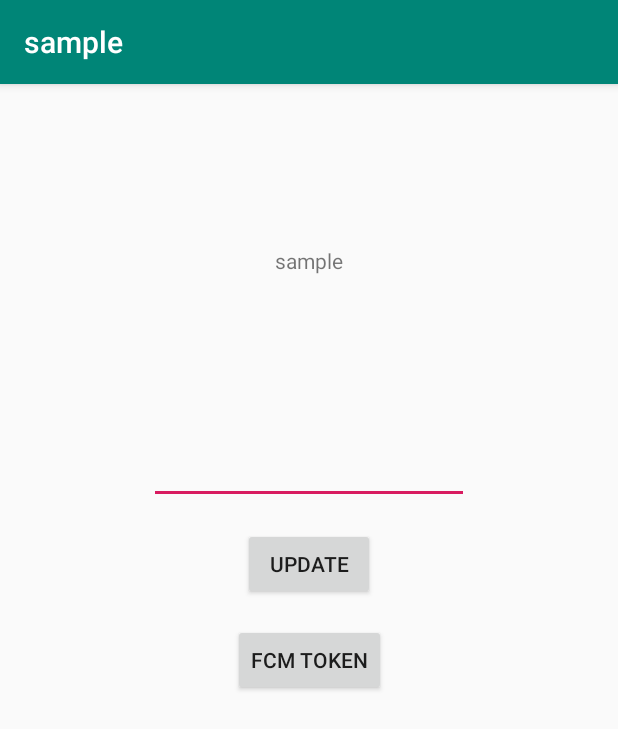
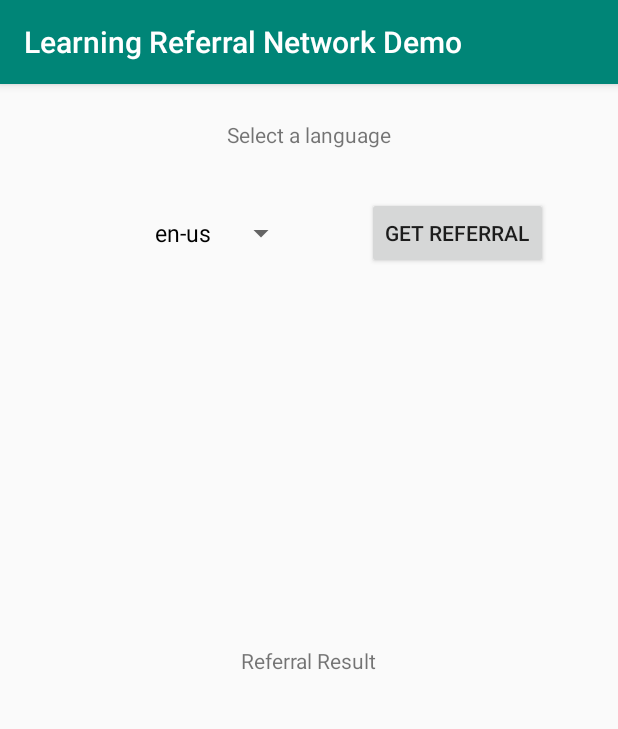
Before and after one commit to curiouslearning/LearningReferralNetwork, an Android app: the screen it shows after launch (MainActivity), on a phone screen of 412 x 824 dp. Shown: the top 729 px of the screen. Run offline under Robolectric (Android 15) with nearby library versions, the phone set to English and light mode, and no system bars; our stand-ins replace Firebase (no records; nobody signed in at launch, a user with empty details on screens opened directly), Volley; libraries missing offline, so code that uses them is left out: com.ryanharter.auto.

Commit message:
Migrated from Volley to Retrofit for HTTP client
Signed-off-by: Johnny Yip <jcyip@google.com>

```diff
--- /dev/null
+++ b/sample/android/app/src/main/java/com/curiouslearning/referralnetwork/android/sample/referral/ReferralApi.java
@@ -0,0 +1,17 @@
+package com.curiouslearning.referralnetwork.android.sample.referral;
+
+import com.curiouslearning.referralnetwork.android.sample.referral.model.ReferralItem;
+import com.curiouslearning.referralnetwork.android.sample.referral.model.ReferralRequest;
+import com.curiouslearning.referralnetwork.android.sample.referral.model.ReferralResponse;
+
+import java.util.List;
+
+import retrofit2.Call;
+import retrofit2.http.Body;
+import retrofit2.http.POST;
+import retrofit2.http.Query;
+
+public interface ReferralApi {
+    @POST("/api/v1/referral")
+    Call<ReferralResponse> requestReferral(@Body ReferralRequest body, @Query("key") String key);
+}
--- a/sample/android/app/src/main/java/com/curiouslearning/referralnetwork/android/sample/ui/main/MainFragment.java
+++ b/sample/android/app/src/main/java/com/curiouslearning/referralnetwork/android/sample/ui/main/MainFragment.java
@@ -3,45 +3,59 @@ package com.curiouslearning.referralnetwork.android.sample.ui.main;
 import androidx.lifecycle.Observer;
 import androidx.lifecycle.ViewModelProviders;
 
-import android.app.NotificationChannel;
-import android.app.NotificationManager;
-import android.os.Build;
 import android.os.Bundle;
 
 import androidx.annotation.NonNull;
 import androidx.annotation.Nullable;
 import androidx.fragment.app.Fragment;
+import okhttp3.OkHttpClient;
+import okhttp3.logging.HttpLoggingInterceptor;
+import retrofit2.Call;
+import retrofit2.Callback;
+import retrofit2.Response;
+import retrofit2.Retrofit;
+import retrofit2.converter.gson.GsonConverterFactory;
 
 import android.util.Log;
 import android.view.LayoutInflater;
 import android.view.View;
 import android.view.ViewGroup;
+import android.widget.ArrayAdapter;
 import android.widget.Button;
-import android.widget.EditText;
+import android.widget.Spinner;
 import android.widget.TextView;
-import android.widget.Toast;
 
+//import com.android.volley.Request;
+//import com.android.volley.RequestQueue;
+//import com.android.volley.VolleyError;
+//import com.android.volley.toolbox.JsonObjectRequest;
+//import com.android.volley.toolbox.Volley;
 import com.curiouslearning.referralnetwork.android.sample.R;
 
-import com.google.android.gms.tasks.OnCompleteListener;
-import com.google.android.gms.tasks.Task;
+import com.curiouslearning.referralnetwork.android.sample.referral.ReferralApi;
+import com.curiouslearning.referralnetwork.android.sample.referral.model.ApplicationInfo;
+import com.curiouslearning.referralnetwork.android.sample.referral.model.ReferralItem;
+import com.curiouslearning.referralnetwork.android.sample.referral.model.ReferralRequest;
+import com.curiouslearning.referralnetwork.android.sample.referral.model.ReferralResponse;
 import com.google.firebase.firestore.FirebaseFirestore;
-import com.google.firebase.iid.FirebaseInstanceId;
-import com.google.firebase.iid.InstanceIdResult;
+import com.google.gson.Gson;
+import com.google.gson.GsonBuilder;
+import com.ryanharter.auto.value.gson.AutoValueGsonTypeAdapterFactory;
 
-import java.util.Date;
-import java.util.HashMap;
-import java.util.Map;
+import org.json.JSONException;
+import org.json.JSONObject;
+
+import java.util.List;
 
 public class MainFragment extends Fragment {
 
     private static final String TAG = "MainFragment";
 
-    private static final String DEBUG_COLLECTION = "debug";
+    private static final String REFERRAL_URL = "https://referral-gateway-hj2cd4bxba-de.a.run.app";
 
     private MainViewModel mViewModel;
 
-    private EditText mProgressEditText;
+    private Spinner mLocaleDropdown;
     private TextView mTitleText;
 
     private FirebaseFirestore mFirestore;
@@ -61,78 +75,134 @@ public class MainFragment extends Fragment {
 
         View view = inflater.inflate(R.layout.main_fragment, container, false);
 
-        mFirestore = FirebaseFirestore.getInstance();
+        mTitleText = (TextView) view.findViewById(R.id.title);
+        mLocaleDropdown = (Spinner) view.findViewById(R.id.locale_selection);
+        final TextView textView = (TextView) view.findViewById(R.id.referral_result);
+        Button mReferralButton = (Button) view.findViewById(R.id.referral_button);
 
-        if (Build.VERSION.SDK_INT >= Build.VERSION_CODES.O) {
-            // Create channel to show notifications.
-            String channelId  = getString(R.string.default_notification_channel_id);
-            String channelName = getString(R.string.default_notification_channel_name);
-            NotificationManager notificationManager =
-                    getActivity().getSystemService(NotificationManager.class);
-            notificationManager.createNotificationChannel(new NotificationChannel(channelId,
-                    channelName, NotificationManager.IMPORTANCE_LOW));
-        }
+        //create a list of items for the spinner.
+        String[] items = new String[]{"en-us", "hi-IN"};
+        //create an adapter to describe how the items are displayed, adapters are used in several places in android.
+        //There are multiple variations of this, but this is the basic variant.
+        ArrayAdapter<String> adapter = new ArrayAdapter<>(view.getContext(), android.R.layout.simple_spinner_dropdown_item, items);
+        //set the spinners adapter to the previously created one.
+        mLocaleDropdown.setAdapter(adapter);
 
-        mTitleText = (TextView) view.findViewById(R.id.title);
-        mProgressEditText = (EditText) view.findViewById(R.id.progress_field);
-        Button mUpdateButton = (Button) view.findViewById(R.id.update_button);
-
-        mUpdateButton.setOnClickListener(new View.OnClickListener() {
+        mReferralButton.setOnClickListener(new View.OnClickListener() {
             @Override
             public void onClick(View v) {
-                Map<String, Object> map = new HashMap<>();
+                // Instantiate the RequestQueue. (Volley - obsolete)
+                // RequestQueue queue = Volley.newRequestQueue(v.getContext());
+                // TODO - DO NOT COMMIT WITH KEY!!
+                String locale = mLocaleDropdown.getSelectedItem().toString();
 
-                Date date = new Date();
-                map.put("timestamp", date.toString());
+                // Register type adapter so we can use AutoValue with Gson
+                GsonConverterFactory gsonConverterFactory = GsonConverterFactory.create(
+                        new GsonBuilder()
+                                .registerTypeAdapterFactory(new AutoValueGsonTypeAdapterFactory())
+                                .setLenient()
+                                .create());
 
-                // Add a new document with a generated ID
-                mFirestore.collection(DEBUG_COLLECTION)
-                        .document(mProgressEditText.getText().toString())
-                        .set(map)
-                        .addOnCompleteListener(getActivity(), new OnCompleteListener<Void>() {
-                            @Override
-                            public void onComplete(@NonNull Task<Void> task) {
-                                Log.d(TAG, "write:onComplete");
-                                if (!task.isSuccessful()) {
-                                    // TODO - figure out how to get application context so we can
-                                    //   display a Toast here for failure
-                                    Log.w(TAG, "write:onComplete:failed", task.getException());
-                                }
+                // OkHttp Client interceptor to log request and response data
+                HttpLoggingInterceptor logging = new HttpLoggingInterceptor();
+                logging.setLevel(HttpLoggingInterceptor.Level.BODY);
+                OkHttpClient httpClient = new OkHttpClient.Builder()
+                        .addInterceptor(logging)
+                        .build();
+
+                Retrofit retrofit = new Retrofit.Builder()
+                        .baseUrl(REFERRAL_URL)
+                        .addConverterFactory(gsonConverterFactory)
+                        .client(httpClient)
+                        .build();
+
+                ReferralApi api = retrofit.create(ReferralApi.class);
+                ReferralRequest body = ReferralRequest.builder()
+                        .setLocale("en-us")
+                        .setPackageName(v.getContext().getPackageName())
+                        .build();
+
+                Call<ReferralResponse> call = api.requestReferral(body, "AIzaSyCeeighDiDSqLHLfX2eTLg_s26iRpmdHyc");
+                call.enqueue(new Callback<ReferralResponse>() {
+                    @Override
+                    public void onResponse(Call<ReferralResponse> call, Response<ReferralResponse> response) {
+                        if (response.isSuccessful()) {
+                            Log.i(TAG, "post submitted to API." + response.body().toString());
+                            List<ReferralItem> referralItemList = response.body().items;
+                            for (ReferralItem item : referralItemList) {
+                                Log.i(TAG, item.toString());
                             }
-                        });
+                        } else {
+                            Log.e(TAG, response.errorBody().toString());
+                        }
+                    }
 
-                mProgressEditText.setText("");
-                Toast.makeText(getActivity(), "Writing to Firestore", Toast.LENGTH_SHORT).show();
+                    @Override
+                    public void onFailure(Call<ReferralResponse> call, Throwable t) {
+                        t.printStackTrace();
+                    }
+                });
+
+                // volley code
+//                JSONObject requestBody = new JSONObject();
+//                try {
+//                    requestBody.put("package_name", "com.akiliandme.curiousreader.differentplaces");
+//                    requestBody.put("locale", locale);
+//                } catch (JSONException e) {
+//                    textView.setText("Unable to create request body: " + e.getMessage());
+//                    return;
+//                }
+//
+//                JsonObjectRequest referralRequest = new JsonObjectRequest
+//                        (Request.Method.POST, REFERRAL_URL, requestBody, new Response.Listener<JSONObject>() {
+//
+//                            @Override
+//                            public void onResponse(JSONObject response) {
+//                                // Pretty print JSON for now
+//                                Gson gson = new GsonBuilder()
+//                                        .registerTypeAdapterFactory(
+//                                                new AutoValueGsonTypeAdapterFactory())
+//                                        .create();
+//                                ApplicationInfo app = gson.fromJson(response.toString(), ApplicationInfo.class);
+//                                textView.setText(app.toString());
+//                            }
+//                        }, new Response.ErrorListener() {
+//
+//                            @Override
+//                            public void onErrorResponse(VolleyError error) {
+//                                textView.setText("That didn't work!" + error.getMessage());
+//                            }
+//                        });
+//
+//                // Add the request to the RequestQueue.
+//                queue.add(referralRequest);
+
+
+//                Map<String, Object> map = new HashMap<>();
+//
+//                Date date = new Date();
+//                map.put("timestamp", date.toString());
+//
+//                // Add a new document with a generated ID
+//                mFirestore.collection(DEBUG_COLLECTION)
+//                        .document(mProgressEditText.getText().toString())
+//                        .set(map)
+//                        .addOnCompleteListener(getActivity(), new OnCompleteListener<Void>() {
+//                            @Override
+//                            public void onComplete(@NonNull Task<Void> task) {
+//                                Log.d(TAG, "write:onComplete");
+//                                if (!task.isSuccessful()) {
+//                                    // TODO - figure out how to get application context so we can
+//                                    //   display a Toast here for failure
+//                                    Log.w(TAG, "write:onComplete:failed", task.getException());
+//                                }
+//                            }
+//                        });
+//
+//                mProgressEditText.setText("");
+//                Toast.makeText(getActivity(), "Writing to Firestore", Toast.LENGTH_SHORT).show();
             }
         });
-
-        Button logTokenButton = view.findViewById(R.id.token_button);
-        logTokenButton.setOnClickListener(new View.OnClickListener() {
-            @Override
-            public void onClick(View v) {
-                // Get token
-                // [START retrieve_current_token]
-                FirebaseInstanceId.getInstance().getInstanceId()
-                        .addOnCompleteListener(new OnCompleteListener<InstanceIdResult>() {
-                            @Override
-                            public void onComplete(@NonNull Task<InstanceIdResult> task) {
-                                if (!task.isSuccessful()) {
-                                    Log.w(TAG, "getInstanceId failed", task.getException());
-                                    return;
-                                }
-
-                                // Get new Instance ID token
-                                String token = task.getResult().getToken();
-
-                                // Log and toast
-                                Log.d(TAG, token);
-                                Toast.makeText(getActivity(), token, Toast.LENGTH_SHORT).show();
-                            }
-                        });
-                // [END retrieve_current_token]
-            }
-        });
-
         return view;
     }
 
--- a/sample/android/app/src/main/java/com/curiouslearning/referralnetwork/android/sample/ui/main/MainViewModel.java
+++ b/sample/android/app/src/main/java/com/curiouslearning/referralnetwork/android/sample/ui/main/MainViewModel.java
@@ -25,33 +25,7 @@ public class MainViewModel extends ViewModel {
 
     public LiveData<String> getValue() {
         if (mValue == null) {
-            mValue = new MutableLiveData<String>();
-
-            // Query listener registration is only removed when the main
-            // activity is finished (onCleared)
-            FirebaseFirestore.getInstance()
-                    .collection(APPS_COLLECTION)
-                    .whereEqualTo("package_name", "com.android.app")
-                    .addSnapshotListener(new EventListener<QuerySnapshot>() {
-                        @Override
-                        public void onEvent(@Nullable QuerySnapshot snapshots,
-                                            @Nullable FirebaseFirestoreException e) {
-
-                            if (e != null || snapshots == null) {
-                                Log.w(TAG, "Listen failed.", e);
-                                return;
-                            }
-                            List<DocumentSnapshot> documents = snapshots.getDocuments();
-                            if (documents.size() > 0) {
-                                Object title = documents.get(0).get("title");
-                                if (title == null) {
-                                    Log.w(TAG, "Field 'title' not found in document");
-                                    return;
-                                }
-                                mValue.postValue(title.toString());
-                            }
-                        }
-                    });
+            mValue = new MutableLiveData<String>("Select a language");
         }
         return mValue;
     }
--- a/sample/android/app/src/main/res/layout/main_fragment.xml
+++ b/sample/android/app/src/main/res/layout/main_fragment.xml
@@ -11,42 +11,41 @@
         android:id="@+id/title"
         android:layout_width="wrap_content"
         android:layout_height="wrap_content"
+        android:layout_marginTop="24dp"
         android:text="@string/app_name"
-        app:layout_constraintBottom_toTopOf="@+id/progress_field"
         app:layout_constraintEnd_toEndOf="parent"
         app:layout_constraintStart_toStartOf="parent"
         app:layout_constraintTop_toTopOf="parent" />
 
-    <EditText
-        android:id="@+id/progress_field"
+
+    <Spinner
+        android:id="@+id/locale_selection"
         android:layout_width="wrap_content"
         android:layout_height="wrap_content"
-        android:layout_marginBottom="16dp"
-        android:ems="10"
-        android:inputType="text"
-        app:layout_constraintBottom_toTopOf="@+id/update_button"
+        android:layout_marginTop="32dp"
         app:layout_constraintEnd_toEndOf="parent"
-        app:layout_constraintStart_toStartOf="parent" />
+        app:layout_constraintHorizontal_bias="0.308"
+        app:layout_constraintStart_toStartOf="parent"
+        app:layout_constraintTop_toBottomOf="@+id/title" />
 
     <Button
-        android:id="@+id/update_button"
+        android:id="@+id/referral_button"
         android:layout_width="wrap_content"
         android:layout_height="wrap_content"
-        android:layout_marginBottom="16dp"
-        android:text="@string/update_button"
-        app:layout_constraintBottom_toTopOf="@+id/token_button"
+        android:layout_marginTop="32dp"
+        android:text="@string/referral_button"
         app:layout_constraintEnd_toEndOf="parent"
-        app:layout_constraintStart_toStartOf="parent" />
+        app:layout_constraintStart_toEndOf="@+id/locale_selection"
+        app:layout_constraintTop_toBottomOf="@+id/title" />
 
-    <Button
-        android:id="@+id/token_button"
+    <TextView
+        android:id="@+id/referral_result"
         android:layout_width="wrap_content"
         android:layout_height="wrap_content"
-        android:text="@string/token_button"
+        android:text="Referral Result"
         app:layout_constraintBottom_toBottomOf="parent"
         app:layout_constraintEnd_toEndOf="parent"
         app:layout_constraintStart_toStartOf="parent"
         app:layout_constraintTop_toTopOf="parent" />
 
-
 </androidx.constraintlayout.widget.ConstraintLayout>
--- a/sample/android/app/src/main/res/values/strings.xml
+++ b/sample/android/app/src/main/res/values/strings.xml
@@ -1,13 +1,11 @@
 <resources>
     <!-- Application Name -->
-    <string name="app_name">sample</string>
+    <string name="app_name">Learning Referral Network Demo</string>
     <!-- (Obsolete) Button to update firebase value -->
-    <string name="update_button">Update</string>
-    <!-- Button to get FCM token -->
-    <string name="token_button">FCM Token</string>
-    <!-- FCM Notification Channel ID -->
-    <string name="default_notification_channel_id">lrn</string>
-    <string name="default_notification_channel_name" translatable="true">LRN</string>
-    <!-- FCM Notification Content Title -->
-    <string name="fcm_message">Learning Referral Network</string>
+    <string name="referral_button">Get Referral</string>
+
+    <string-array name="locale_array">
+        <item>en-us</item>
+        <item>hi-IN</item>
+    </string-array>
 </resources>
--- a/sample/android/build.gradle
+++ b/sample/android/build.gradle
@@ -7,7 +7,7 @@ buildscript {
 
     }
     dependencies {
-        classpath 'com.android.tools.build:gradle:3.6.1'
+        classpath 'com.android.tools.build:gradle:4.0.0'
 
         // NOTE: Do not place your application dependencies here; they belong
         // in the individual module build.gradle files
```
Also changed, not shown: sample/android/app/build.gradle (+18 -4 lines), sample/android/app/src/main/AndroidManifest.xml (+1 -10 lines), sample/android/app/src/main/java/com/curiouslearning/referralnetwork/android/sample/FcmNotificationService.java (deleted, +0 -163 lines), sample/android/app/src/main/java/com/curiouslearning/referralnetwork/android/sample/referral/model/ApplicationInfo.java (added, +25 -0 lines), sample/android/app/src/main/java/com/curiouslearning/referralnetwork/android/sample/referral/model/ReferralItem.java (added, +28 -0 lines), sample/android/app/src/main/java/com/curiouslearning/referralnetwork/android/sample/referral/model/ReferralRequest.java (added, +46 -0 lines), sample/android/app/src/main/java/com/curiouslearning/referralnetwork/android/sample/referral/model/ReferralResponse.java (added, +11 -0 lines), sample/android/gradle/wrapper/gradle-wrapper.properties, 1 other file.
